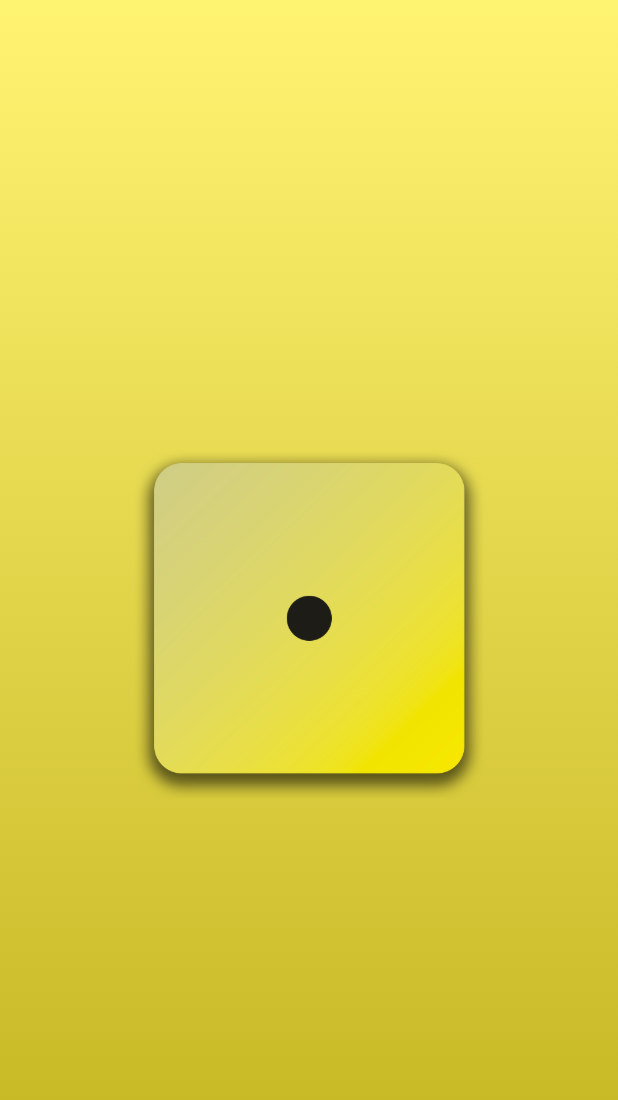
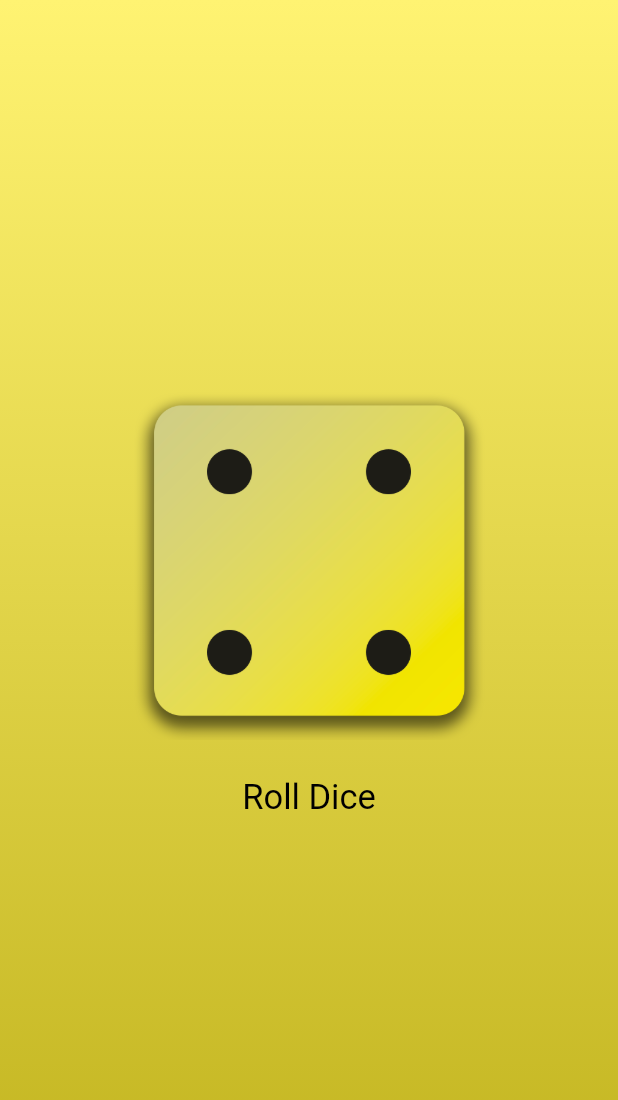
Before and after one commit to Advaith-dev/dice, a Flutter app: the screen it shows after launch, on a phone screen of 412 x 824 dp. Shown: the top 1100 px of the screen. Run offline on Flutter 3.47's test engine with Material 3 defaults, Android fonts, the phone set to English and light mode, and no system bars; our stand-ins replace google_fonts.

Commit message:
roll dice from 4 to 2

```diff
--- /dev/null
+++ b/lib/dice_roller.dart
@@ -0,0 +1,39 @@
+import 'package:flutter/material.dart';
+
+class DiceRoller extends StatefulWidget {
+  const DiceRoller({super.key});
+
+  @override
+  State<DiceRoller> createState() {
+    return _DiceRollerState();
+  }
+}
+
+class _DiceRollerState extends State<DiceRoller> {
+  var activeDice = 'assets/images/dice-4.png';
+
+  void rollDice() {
+    setState(() {
+      activeDice = 'assets/images/dice-2.png';
+    });
+  }
+
+  @override
+  Widget build(BuildContext context) {
+    return Column(
+      mainAxisSize: MainAxisSize.min,
+      children: [
+        Image.asset(activeDice, width: 240),
+        TextButton(
+          onPressed: rollDice,
+          style: TextButton.styleFrom(
+            padding: EdgeInsets.all(25),
+            foregroundColor: Color.fromARGB(255, 0, 0, 0),
+            textStyle: TextStyle(fontSize: 23),
+          ),
+          child: Text("Roll Dice"),
+        ),
+      ],
+    );
+  }
+}
--- a/lib/gradient_container.dart
+++ b/lib/gradient_container.dart
@@ -1,6 +1,5 @@
+import 'package:dice/dice_roller.dart';
 import 'package:flutter/material.dart';
-import 'package:google_fonts/google_fonts.dart';
-import 'package:dice/welcome_text.dart';
 
 const Alignment startAlignment = Alignment.topCenter;
 const Alignment endAlignment = Alignment.bottomCenter;
@@ -8,11 +7,12 @@ const Alignment endAlignment = Alignment.bottomCenter;
 class GradientContainer extends StatelessWidget {
   final Color c1, c2;
 
-  const GradientContainer(this.c1, this.c2, {super.key});
+  GradientContainer(this.c1, this.c2, {super.key});
 
-  const GradientContainer.yellow({super.key})
+  GradientContainer.yellow({super.key})
     : c1 = const Color.fromARGB(255, 255, 243, 114),
       c2 = const Color.fromARGB(255, 193, 179, 29);
+
   @override
   Widget build(BuildContext context) {
     return Container(
@@ -23,10 +23,7 @@ class GradientContainer extends StatelessWidget {
           end: endAlignment,
         ),
       ),
-      child: Center(
-        child: Image.asset('assets/images/dice-1.png', width: 240),
-        //
-      ),
+      child: Center(child: DiceRoller()),
     ); // <--- ADD COMMA HERE
   }
 }
```
